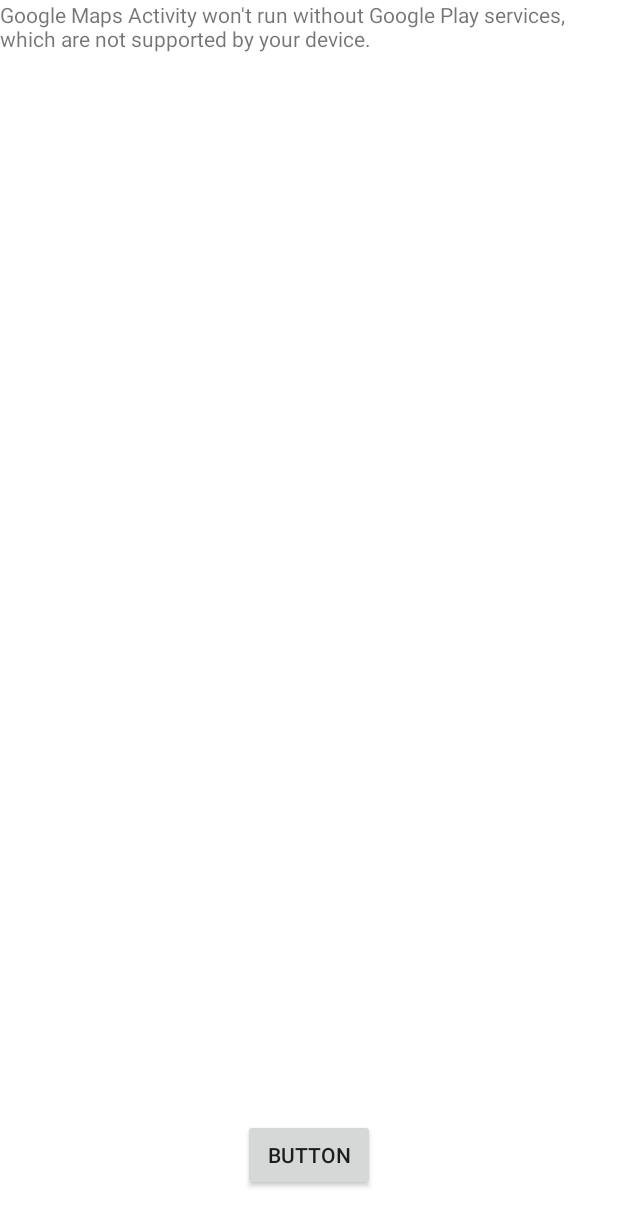
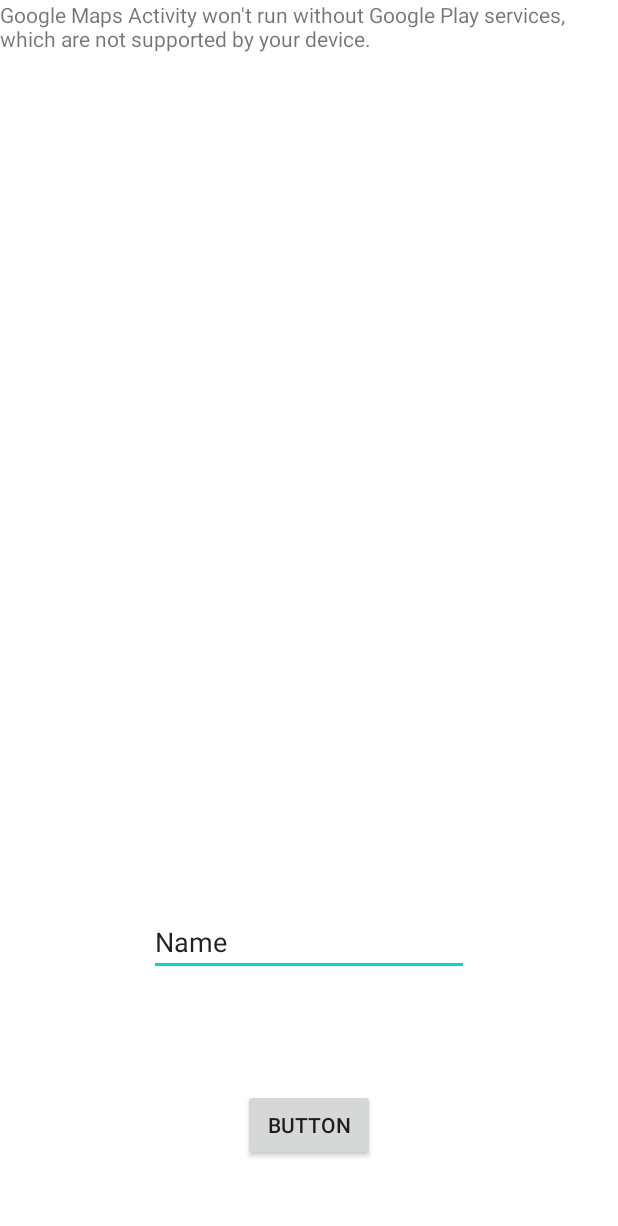
Before and after one commit to MaxWalker20/MaxWalkerAndroidProject, an Android app: the screen it shows after launch (MapsActivity), after a tap on "BUTTON", on a phone screen of 412 x 824 dp. Shown: the top 1226 px of the screen. Run offline under Robolectric (Android 15) with nearby library versions, the phone set to English and light mode, and no system bars.

Commit message:
Button press check

```diff
--- a/app/src/main/java/com/example/googlemapsactivity/MapsActivity.java
+++ b/app/src/main/java/com/example/googlemapsactivity/MapsActivity.java
@@ -88,5 +88,9 @@ public class MapsActivity extends FragmentActivity implements OnMapReadyCallback
         };
 
         client.newCall(request).enqueue(callback);
+        updateTextMessage();
+    }
+    private void updateTextMessage(){
+        System.out.println("Button successfully pressed");
     }
 }
--- a/app/src/main/res/layout/activity_maps.xml
+++ b/app/src/main/res/layout/activity_maps.xml
@@ -29,11 +29,23 @@
         android:id="@+id/button"
         android:layout_width="wrap_content"
         android:layout_height="wrap_content"
-        android:layout_marginBottom="30dp"
+        android:layout_marginBottom="50dp"
+        android:onClick="buttonPush"
         android:text="Button"
-        android:onClick="buttonPush"
         app:layout_constraintBottom_toBottomOf="parent"
         app:layout_constraintEnd_toEndOf="parent"
         app:layout_constraintStart_toStartOf="parent" />
 
+    <EditText
+        android:id="@+id/text_to_change"
+        android:layout_width="wrap_content"
+        android:layout_height="wrap_content"
+        android:layout_marginBottom="75dp"
+        android:ems="10"
+        android:inputType="textPersonName"
+        android:text="Name"
+        app:layout_constraintBottom_toTopOf="@+id/button"
+        app:layout_constraintEnd_toEndOf="parent"
+        app:layout_constraintStart_toStartOf="parent" />
+
 </androidx.constraintlayout.widget.ConstraintLayout>
```
